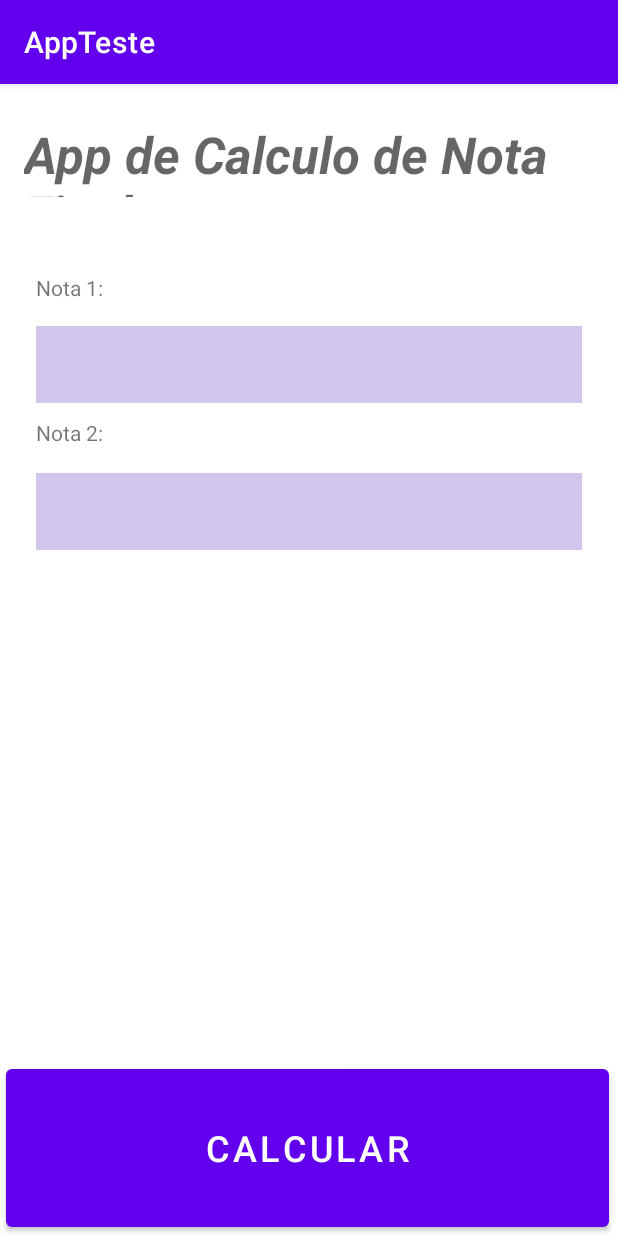
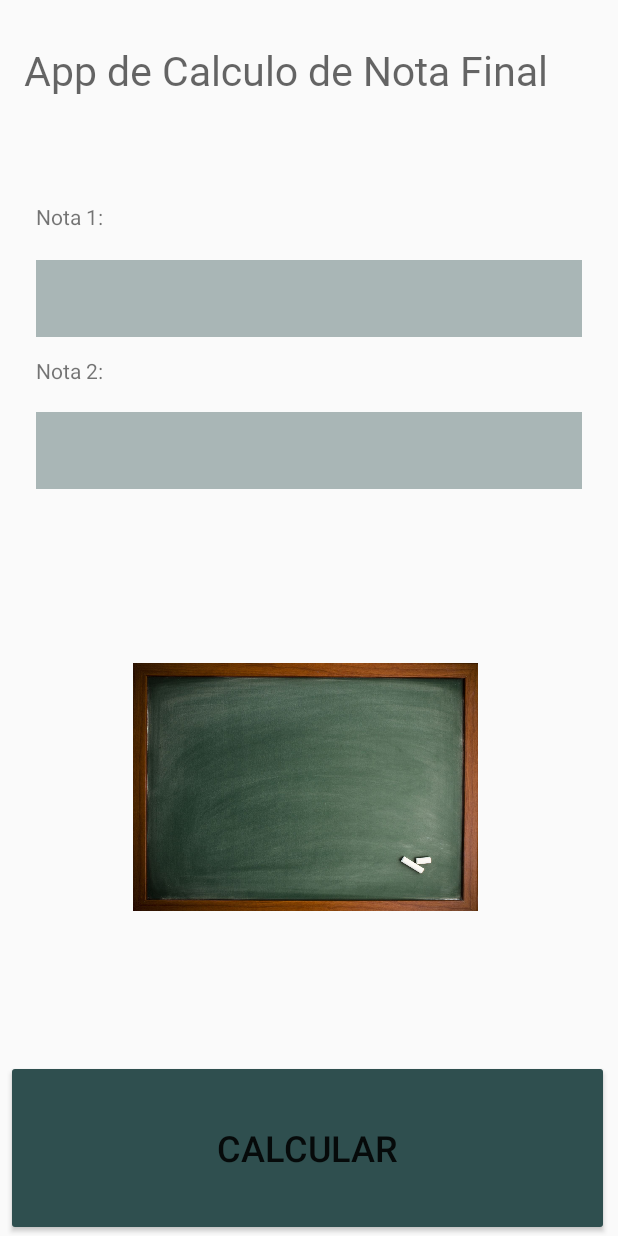
Before and after one commit to AdielFerreira/AppTeste, an Android app: the screen it shows after launch (MainActivity), on a phone screen of 412 x 824 dp. Run offline under Robolectric (Android 15) with nearby library versions, the phone set to English and light mode, and no system bars.

Commit message:
Alterando fontes e adicionando imageView ao projeto

```diff
--- a/app/src/main/java/com/example/appteste/MainActivity.kt
+++ b/app/src/main/java/com/example/appteste/MainActivity.kt
@@ -2,6 +2,7 @@ package com.example.appteste
 
 import android.content.Intent
 import android.graphics.Color
+import android.graphics.Typeface
 import androidx.appcompat.app.AppCompatActivity
 import android.os.Bundle
 import android.service.autofill.OnClickAction
@@ -30,9 +31,6 @@ class MainActivity : AppCompatActivity() {
                 textViewResultado.setText("Reprovado filha da puta!" +"\n" + media)
                 textViewResultado.setTextColor(Color.RED)
             }
-
-
-
         }
 
     }
--- a/app/src/main/res/layout/activity_main.xml
+++ b/app/src/main/res/layout/activity_main.xml
@@ -9,6 +9,26 @@
     tools:context=".MainActivity">
 
     <EditText
+        android:id="@+id/editTextNotaUm"
+        android:layout_width="0dp"
+        android:layout_height="51dp"
+        android:layout_marginStart="24dp"
+        android:layout_marginLeft="24dp"
+        android:layout_marginTop="8dp"
+        android:layout_marginEnd="24dp"
+        android:layout_marginRight="24dp"
+        android:layout_marginBottom="8dp"
+        android:background="#652F4F4F"
+        android:ems="10"
+        android:inputType="number|numberDecimal"
+        android:lineSpacingExtra="36sp"
+        android:visibility="visible"
+        app:layout_constraintBottom_toTopOf="@+id/textViewNotaDois"
+        app:layout_constraintEnd_toEndOf="parent"
+        app:layout_constraintStart_toStartOf="parent"
+        app:layout_constraintTop_toBottomOf="@+id/textViewNotaUm" />
+
+    <EditText
         android:id="@+id/editTextNotaDois"
         android:layout_width="0dp"
         android:layout_height="51dp"
@@ -17,7 +37,7 @@
         android:layout_marginTop="8dp"
         android:layout_marginEnd="24dp"
         android:layout_marginRight="24dp"
-        android:background="#D3C6EC"
+        android:background="#652F4F4F"
         android:ems="10"
         android:inputType="number|numberDecimal"
         android:lineSpacingExtra="8sp"
@@ -27,6 +47,24 @@
         app:layout_constraintStart_toStartOf="parent"
         app:layout_constraintTop_toBottomOf="@+id/textViewNotaDois"
         app:layout_constraintVertical_bias="0.00999999" />
+
+    <TextView
+        android:id="@+id/textViewNotaUm"
+        android:layout_width="146dp"
+        android:layout_height="25dp"
+        android:layout_marginStart="24dp"
+        android:layout_marginLeft="24dp"
+        android:layout_marginTop="8dp"
+        android:layout_marginBottom="8dp"
+        android:contentDescription="@string/app_name"
+        android:text="Nota 1:"
+        app:layout_constraintBottom_toBottomOf="parent"
+        app:layout_constraintHorizontal_bias="0.06"
+        app:layout_constraintLeft_toLeftOf="parent"
+        app:layout_constraintRight_toRightOf="parent"
+        app:layout_constraintStart_toStartOf="parent"
+        app:layout_constraintTop_toTopOf="parent"
+        app:layout_constraintVertical_bias="0.162" />
 
     <TextView
         android:id="@+id/textViewNotaDois"
@@ -46,24 +84,6 @@
         app:layout_constraintTop_toTopOf="parent"
         app:layout_constraintVertical_bias="0.271" />
 
-    <TextView
-        android:id="@+id/textViewNotaUm"
-        android:layout_width="146dp"
-        android:layout_height="25dp"
-        android:layout_marginStart="24dp"
-        android:layout_marginLeft="24dp"
-        android:layout_marginTop="8dp"
-        android:layout_marginBottom="8dp"
-        android:contentDescription="@string/app_name"
-        android:text="Nota 1:"
-        app:layout_constraintBottom_toBottomOf="parent"
-        app:layout_constraintHorizontal_bias="0.06"
-        app:layout_constraintLeft_toLeftOf="parent"
-        app:layout_constraintRight_toRightOf="parent"
-        app:layout_constraintStart_toStartOf="parent"
-        app:layout_constraintTop_toTopOf="parent"
-        app:layout_constraintVertical_bias="0.162" />
-
     <Button
         android:id="@+id/buttonCalcular"
         android:layout_width="402dp"
@@ -72,33 +92,17 @@
         android:onClick="sendMessage"
         android:text="@string/Calcular"
         android:textSize="24sp"
+        app:backgroundTint="#2F4F4F"
         app:layout_constraintBottom_toBottomOf="parent"
         app:layout_constraintEnd_toEndOf="parent"
         app:layout_constraintHorizontal_bias="0.38"
         app:layout_constraintStart_toStartOf="parent" />
 
-    <EditText
-        android:id="@+id/editTextNotaUm"
-        android:layout_width="0dp"
-        android:layout_height="51dp"
-        android:layout_marginStart="24dp"
-        android:layout_marginLeft="24dp"
-        android:layout_marginTop="8dp"
-        android:layout_marginEnd="24dp"
-        android:layout_marginRight="24dp"
-        android:layout_marginBottom="8dp"
-        android:background="#D3C6EC"
-        android:ems="10"
-        android:inputType="number|numberDecimal"
-        android:lineSpacingExtra="36sp"
-        android:visibility="visible"
-        app:layout_constraintBottom_toTopOf="@+id/textViewNotaDois"
-        app:layout_constraintEnd_toEndOf="parent"
-        app:layout_constraintStart_toStartOf="parent"
-        app:layout_constraintTop_toBottomOf="@+id/textViewNotaUm" />
+
 
     <TextView
         android:id="@+id/textViewNotaFinalTitulo"
+
         android:layout_width="380dp"
         android:layout_height="51dp"
         android:layout_marginStart="32dp"
@@ -109,13 +113,15 @@
         android:layout_marginBottom="59dp"
         android:text="App de Calculo de Nota Final"
         android:textAppearance="@style/TextAppearance.AppCompat.Display1"
-        android:textStyle="bold|italic"
+        android:fontFamily="@font/sketch"
+        android:textSize="27dp"
         app:layout_constraintBottom_toTopOf="@+id/textViewNotaUm"
         app:layout_constraintEnd_toEndOf="parent"
         app:layout_constraintStart_toStartOf="parent"
         app:layout_constraintTop_toTopOf="parent" />
 
     <TextView
+
         android:id="@+id/textViewResultado"
         android:layout_width="228dp"
         android:layout_height="228dp"
@@ -133,6 +139,20 @@
         app:layout_constraintRight_toRightOf="parent"
         app:layout_constraintStart_toStartOf="parent"
         app:layout_constraintTop_toBottomOf="@+id/editTextNotaDois"
-        app:layout_constraintVertical_bias="0.622" />
+        app:layout_constraintVertical_bias="0.614" />
+
+    <ImageView
+        android:id="@+id/imageView2"
+        android:layout_width="230dp"
+        android:layout_height="177dp"
+        android:layout_marginTop="110dp"
+        android:layout_marginBottom="99dp"
+        app:layout_constraintBottom_toTopOf="@+id/buttonCalcular"
+        app:layout_constraintEnd_toEndOf="parent"
+        app:layout_constraintHorizontal_bias="0.486"
+        app:layout_constraintStart_toStartOf="parent"
+        app:layout_constraintTop_toBottomOf="@+id/editTextNotaDois"
+        app:layout_constraintVertical_bias="0.0"
+        app:srcCompat="@drawable/quadronegro" />
 
 </androidx.constraintlayout.widget.ConstraintLayout>
--- a/app/src/main/res/values/styles.xml
+++ b/app/src/main/res/values/styles.xml
@@ -7,5 +7,16 @@
     <style name="Widget.Theme.AppTeste.ButtonBar.Fullscreen" parent="">
         <item name="android:background">@color/black_overlay</item>
         <item name="android:buttonBarStyle">?android:attr/buttonBarStyle</item>
+
+    </style>
+
+    <!-- Defined a new style with three items of color. -->
+    <style name="DemoTheme" parent="Theme.AppCompat.Light.NoActionBar">
+        <!-- Customize your theme here. -->
+        <item name="colorPrimary">@color/black</item>
+
+        <!-- Defining that new color in ColorPrimaryDark -->
+        <item name="colorPrimaryDark">@color/black</item>
+        <item name="colorAccent">@color/black</item>
     </style>
 </resources>
```
Also changed, not shown: app/src/main/AndroidManifest.xml (+2 -10 lines), app/src/main/res/values-v23/styles.xml (added, +8 -0 lines), app/src/main/res/drawable/quadronegro.jpg (added), 1 other file.
